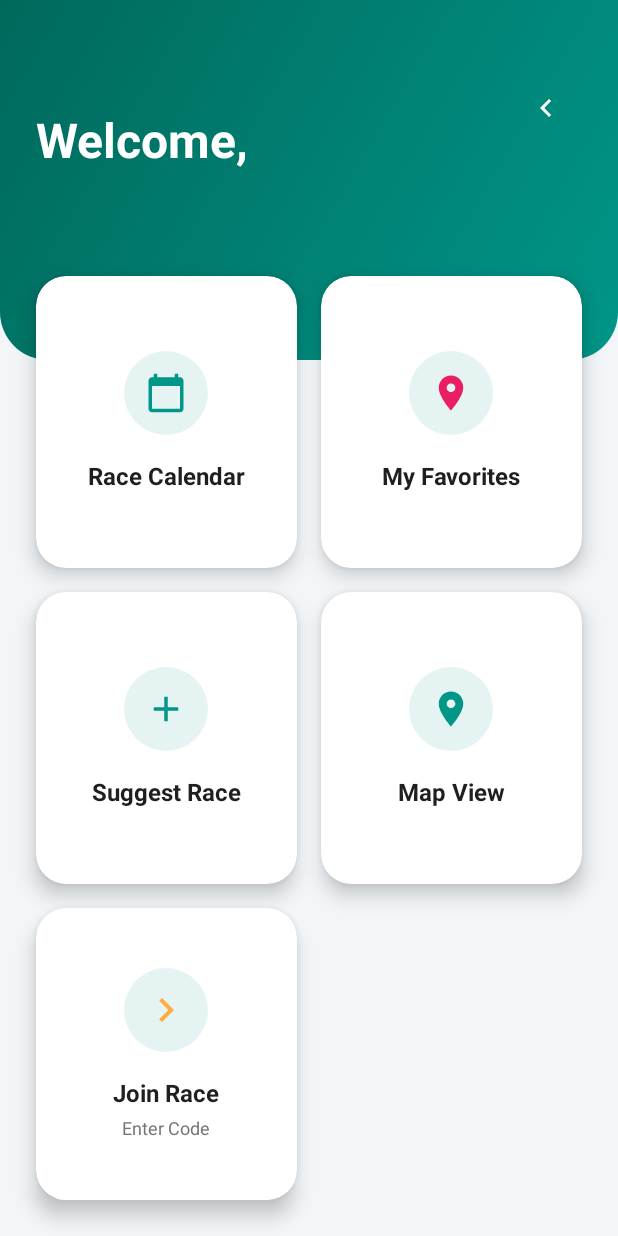
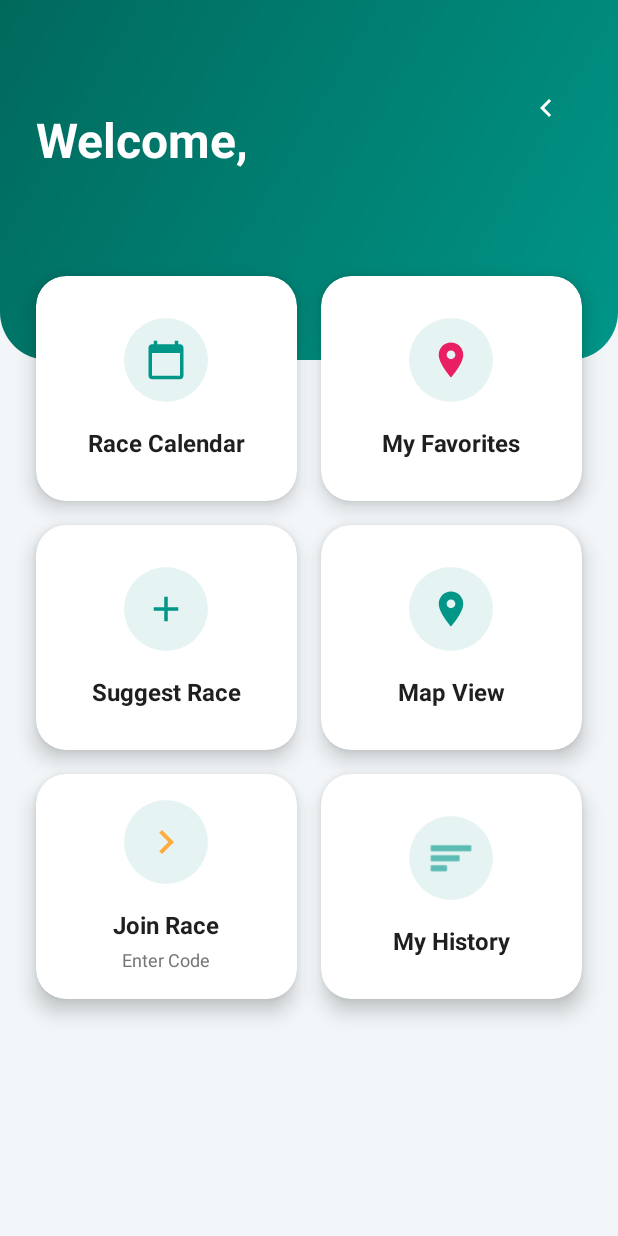
Before and after one commit to Tatatroi/RaceUp, an Android app: the screen it shows after launch once a user with an empty profile is signed in (MainActivity), on a phone screen of 412 x 824 dp. Run offline under Robolectric (Android 15) with nearby library versions, the phone set to English and light mode, and no system bars; our stand-ins replace Firebase (no records; nobody signed in at launch, a user with empty details on screens opened directly).

Commit message:
Update xml files to include the RunHistory

```diff
--- a/app/src/main/res/layout/activity_main.xml
+++ b/app/src/main/res/layout/activity_main.xml
@@ -1,12 +1,21 @@
 <?xml version="1.0" encoding="utf-8"?>
-<androidx.constraintlayout.widget.ConstraintLayout
-    xmlns:android="http://schemas.android.com/apk/res/android"
+<androidx.constraintlayout.widget.ConstraintLayout xmlns:android="http://schemas.android.com/apk/res/android"
     xmlns:app="http://schemas.android.com/apk/res-auto"
     xmlns:tools="http://schemas.android.com/tools"
     android:layout_width="match_parent"
     android:layout_height="match_parent"
     android:background="@color/background_page"
     tools:context=".MainActivity">
+
+    <androidx.core.widget.NestedScrollView
+        android:layout_width="match_parent"
+        android:layout_height="match_parent"
+        android:fillViewport="true">
+
+        <androidx.constraintlayout.widget.ConstraintLayout
+            android:layout_width="match_parent"
+            android:layout_height="wrap_content"
+            android:paddingBottom="24dp">
 
             <View
                 android:id="@+id/headerBg"
@@ -19,12 +28,12 @@
                 android:id="@+id/userEmailText"
                 android:layout_width="wrap_content"
                 android:layout_height="wrap_content"
+                android:layout_marginStart="24dp"
+                android:layout_marginTop="48dp"
+                android:fontFamily="sans-serif-light"
                 android:text="runner@example.com"
                 android:textColor="@color/white_opacity_70"
                 android:textSize="14sp"
-        android:layout_marginTop="48dp"
-        android:fontFamily="sans-serif-light"
-        android:layout_marginStart="24dp"
                 app:layout_constraintStart_toStartOf="parent"
                 app:layout_constraintTop_toTopOf="parent" />
 
@@ -32,11 +41,11 @@
                 android:id="@+id/welcomeTextView"
                 android:layout_width="wrap_content"
                 android:layout_height="wrap_content"
+                android:layout_marginTop="4dp"
                 android:text="Welcome,\nRunner"
                 android:textColor="@color/white"
                 android:textSize="32sp"
                 android:textStyle="bold"
-        android:layout_marginTop="4dp"
                 app:layout_constraintStart_toStartOf="@+id/userEmailText"
                 app:layout_constraintTop_toBottomOf="@+id/userEmailText" />
 
@@ -55,12 +64,13 @@
 
             <GridLayout
                 android:layout_width="match_parent"
-        android:layout_height="0dp"
+                android:layout_height="wrap_content"
                 android:layout_marginTop="-80dp"
                 android:clipToPadding="false"
                 android:columnCount="2"
                 android:padding="16dp"
-        app:layout_constraintBottom_toBottomOf="parent"
+                app:layout_constraintEnd_toEndOf="parent"
+                app:layout_constraintStart_toStartOf="parent"
                 app:layout_constraintTop_toBottomOf="@+id/headerBg">
 
                 <androidx.cardview.widget.CardView
@@ -262,6 +272,44 @@
                 </androidx.cardview.widget.CardView>
 
                 <androidx.cardview.widget.CardView
+                    android:id="@+id/cardHistory"
+                    android:layout_width="0dp"
+                    android:layout_height="150dp"
+                    android:layout_rowWeight="1"
+                    android:layout_columnWeight="1"
+                    android:layout_margin="8dp"
+                    android:foreground="?attr/selectableItemBackground"
+                    app:cardBackgroundColor="@color/card_bg"
+                    app:cardCornerRadius="20dp"
+                    app:cardElevation="8dp">
+
+                    <LinearLayout
+                        android:layout_width="match_parent"
+                        android:layout_height="match_parent"
+                        android:gravity="center"
+                        android:orientation="vertical"
+                        android:padding="16dp">
+
+                        <ImageView
+                            android:layout_width="56dp"
+                            android:layout_height="56dp"
+                            android:layout_marginBottom="16dp"
+                            android:background="@drawable/bg_circle_light"
+                            android:padding="12dp"
+                            android:src="@android:drawable/ic_menu_sort_by_size"
+                            app:tint="@color/brand_primary" />
+
+                        <TextView
+                            android:layout_width="wrap_content"
+                            android:layout_height="wrap_content"
+                            android:text="My History"
+                            android:textColor="@color/text_primary"
+                            android:textSize="16sp"
+                            android:textStyle="bold" />
+                    </LinearLayout>
+                </androidx.cardview.widget.CardView>
+
+                <androidx.cardview.widget.CardView
                     android:id="@+id/cardAdmin"
                     android:layout_width="0dp"
                     android:layout_height="150dp"
@@ -300,6 +348,8 @@
                             android:textStyle="bold" />
                     </LinearLayout>
                 </androidx.cardview.widget.CardView>
+
             </GridLayout>
-
         </androidx.constraintlayout.widget.ConstraintLayout>
+    </androidx.core.widget.NestedScrollView>
+</androidx.constraintlayout.widget.ConstraintLayout>
```
Also changed, not shown: app/src/main/res/layout/activity_run_history.xml (added, +71 -0 lines), app/src/main/res/layout/item_run.xml (added, +84 -0 lines). Lines whose indentation alone changed are shown as unchanged.
